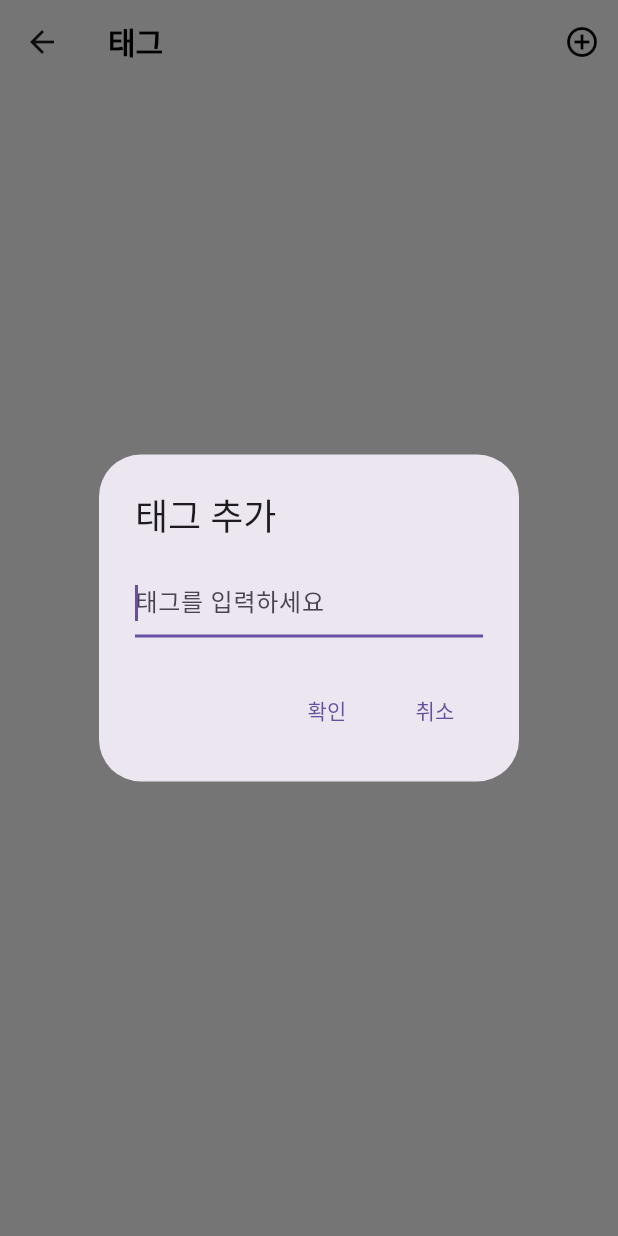
After one commit to 9oHigh/usket.Tig, a Flutter app: the TagScreen screen opened directly, after a tap on the "add circle outline" icon, on a phone screen of 412 x 824 dp. The commit adds this screen. Run offline on Flutter 3.47's test engine with Material 3 defaults, Android fonts, the phone set to English and light mode, and no system bars; our stand-ins replace cloud_firestore, firebase_auth, firebase_core, flutter_dotenv, flutter_riverpod, google_mobile_ads and 4 more; missing offline and left inert: flutter_email_sender, home_widget; accounts and stored records are empty; generated files the repository leaves out were written again; network calls fail.

Commit message:
feat:  implemented tag screen

```diff
--- a/tig/lib/core/routes/app_route.dart
+++ b/tig/lib/core/routes/app_route.dart
@@ -4,6 +4,7 @@ class AppRoute {
   static const String auth = '/auth';
   static const String tigMode = '/tigMode';
   static const String menu = '/menu';
+  static const String tag = '/tag';
 
   static String? getRoute(String routeName) {
     switch (routeName) {
@@ -17,6 +18,8 @@ class AppRoute {
         return tigMode;
       case '/menu':
         return menu;
+      case '/tag':
+        return tag;
       default:
         return null;
     }
--- a/tig/lib/main.dart
+++ b/tig/lib/main.dart
@@ -18,6 +18,7 @@ import 'package:tig/core/theme/app_theme.dart';
 import 'package:firebase_core/firebase_core.dart';
 import 'package:firebase_auth/firebase_auth.dart';
 import 'package:tig/presentation/screens/menu/menu_screen.dart';
+import 'package:tig/presentation/screens/tag/tag_screen.dart';
 import 'package:tig/presentation/screens/tig_mode/tig_mode_screen.dart';
 import 'firebase_options.dart';
 import 'package:home_widget/home_widget.dart';
@@ -179,6 +180,11 @@ class _TigScreenNavigator extends StatelessWidget {
                   builder: (_) => const MenuScreen(),
                   settings: settings,
                 );
+              case AppRoute.tag:
+                return CupertinoPageRoute(
+                  builder: (_) => const TagScreen(),
+                  settings: settings,
+                );
               default:
                 return null;
             }
--- /dev/null
+++ b/tig/lib/presentation/screens/tag/tag_screen.dart
@@ -0,0 +1,195 @@
+import 'package:flutter/material.dart';
+import 'package:shared_preferences/shared_preferences.dart';
+
+class TagScreen extends StatefulWidget {
+  const TagScreen({super.key});
+
+  @override
+  State<StatefulWidget> createState() => _TagScreenState();
+}
+
+class _TagScreenState extends State<TagScreen> {
+  List<String> tags = [];
+  String? errorMessage;
+
+  @override
+  void initState() {
+    super.initState();
+    _loadTags();
+  }
+
+  Future<void> _saveTags() async {
+    SharedPreferences pref = await SharedPreferences.getInstance();
+    await pref.setStringList('tags', tags);
+  }
+
+  Future<void> _loadTags() async {
+    SharedPreferences pref = await SharedPreferences.getInstance();
+    setState(() {
+      tags = pref.getStringList('tags') ?? [];
+    });
+  }
+
+  void _addTag() {
+    final tagController = TextEditingController();
+    final focusNode = FocusNode();
+
+    showDialog(
+      context: context,
+      builder: (context) {
+        return StatefulBuilder(
+          builder: (context, setStateDialog) {
+            WidgetsBinding.instance.addPostFrameCallback((_) {
+              focusNode.requestFocus();
+            });
+            return AlertDialog(
+              title: const Text('태그 추가'),
+              content: Column(
+                mainAxisSize: MainAxisSize.min,
+                children: [
+                  TextField(
+                    focusNode: focusNode,
+                    controller: tagController,
+                    decoration: const InputDecoration(
+                      hintText: '태그를 입력하세요',
+                    ),
+                  ),
+                  if (errorMessage != null)
+                    Padding(
+                      padding: const EdgeInsets.only(top: 8.0),
+                      child: Row(
+                        mainAxisAlignment: MainAxisAlignment.start,
+                        children: [
+                          Text(
+                            errorMessage!,
+                            style: const TextStyle(color: Colors.red),
+                          ),
+                        ],
+                      ),
+                    ),
+                ],
+              ),
+              actions: [
+                TextButton(
+                  onPressed: () {
+                    if (tagController.text.isNotEmpty &&
+                        !tags.contains(tagController.text)) {
+                      setState(() {
+                        tags.add(tagController.text);
+                        _saveTags();
+                      });
+                      errorMessage = null;
+                      Navigator.of(context).pop();
+                    } else {
+                      setStateDialog(() {
+                        errorMessage = "동일한 태그는 등록이 불가능해요.";
+                      });
+                    }
+                  },
+                  child: const Text('확인'),
+                ),
+                TextButton(
+                  onPressed: () {
+                    setStateDialog(() {
+                      errorMessage = null;
+                    });
+                    Navigator.of(context).pop();
+                  },
+                  child: const Text('취소'),
+                ),
+              ],
+            );
+          },
+        );
+      },
+    );
+  }
+
+  @override
+  Widget build(BuildContext context) {
+    return Scaffold(
+      appBar: AppBar(
+        title: const Text(
+          "태그",
+          style: TextStyle(
+            fontWeight: FontWeight.bold,
+          ),
+        ),
+        actions: [
+          IconButton(
+            onPressed: _addTag,
+            icon: const Icon(
+              Icons.add_circle_outline,
+              color: Colors.black,
+            ),
+          ),
+        ],
+      ),
+      body: Padding(
+        padding: const EdgeInsets.all(8.0),
+        child: ReorderableListView.builder(
+          onReorder: (int oldIndex, int newIndex) {
+            if (oldIndex < newIndex) {
+              newIndex -= 1;
+            }
+            setState(() {
+              final item = tags.removeAt(oldIndex);
+              tags.insert(newIndex, item);
+            });
+            _saveTags();
+          },
+          itemCount: tags.length,
+          itemBuilder: (context, index) {
+            return Dismissible(
+              key: Key(tags[index]),
+              direction: DismissDirection.endToStart,
+              background: Container(
+                color: Colors.red,
+                padding: const EdgeInsets.symmetric(horizontal: 20),
+                alignment: Alignment.centerRight,
+                child: const Icon(Icons.delete, color: Colors.white),
+              ),
+              confirmDismiss: (direction) async {
+                return showDialog(
+                  context: context,
+                  builder: (context) => AlertDialog(
+                    title: const Text('삭제 확인'),
+                    content: const Text('이 태그를 삭제하시겠습니까?'),
+                    actions: [
+                      TextButton(
+                        onPressed: () => Navigator.of(context).pop(false),
+                        child: const Text('취소'),
+                      ),
+                      TextButton(
+                        onPressed: () => Navigator.of(context).pop(true),
+                        child: const Text('삭제'),
+                      ),
+                    ],
+                  ),
+                );
+              },
+              onDismissed: (direction) {
+                ScaffoldMessenger.of(context).showSnackBar(
+                  SnackBar(
+                    content: Text('${tags[index]}가 삭제되었습니다.'),
+                  ),
+                );
+                setState(() {
+                  tags.removeAt(index);
+                  _saveTags();
+                });
+              },
+              child: ListTile(
+                title: Text(tags[index]),
+                trailing: ReorderableDragStartListener(
+                  index: index,
+                  child: const Icon(Icons.drag_handle),
+                ),
+              ),
+            );
+          },
+        ),
+      ),
+    );
+  }
+}
```
